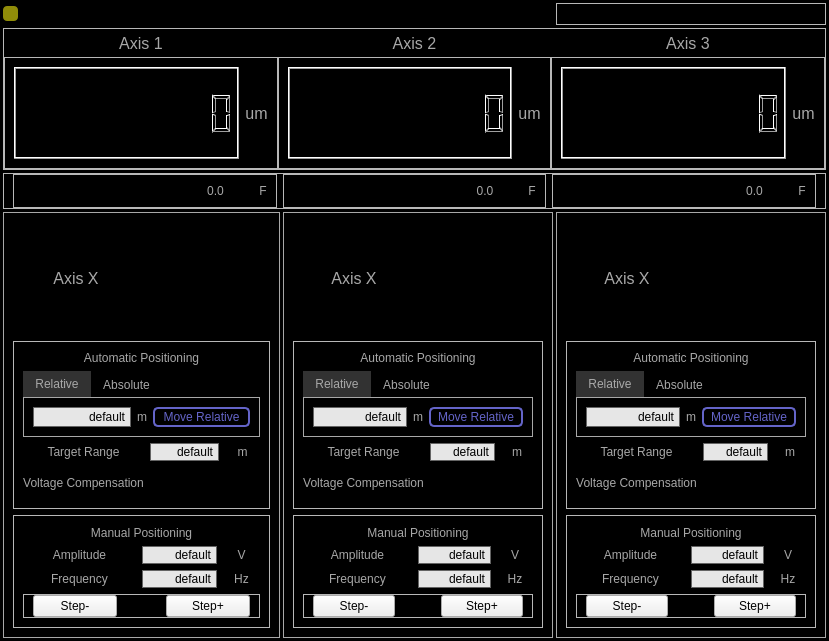
This is Scanner GUI/CoarseAttocubeControl/CoarseAttocubeControl.ui in afylab/nanoSQUID-Scanning-Software as Qt 5 draws it before an edit. The edited form follows.
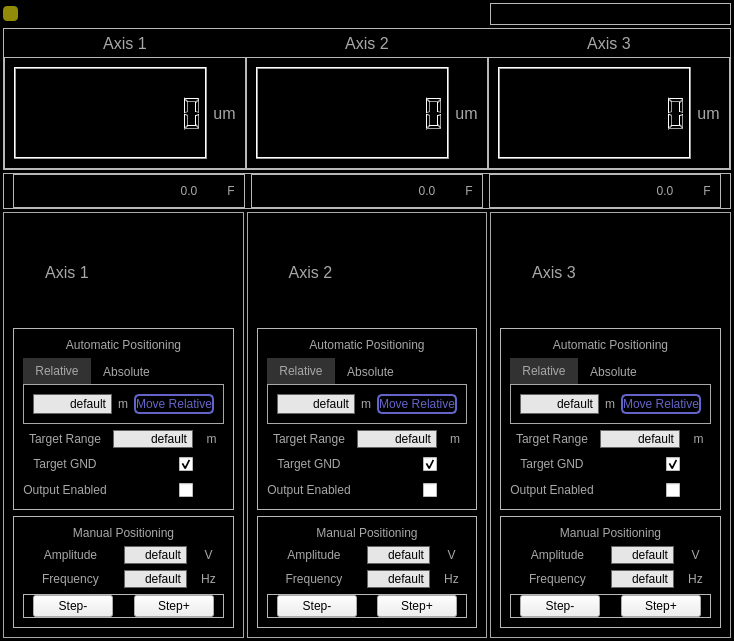
This is the edited form. Icons and pictures are not drawn.

```diff
--- a/Scanner GUI/CoarseAttocubeControl/CoarseAttocubeControl.ui
+++ b/Scanner GUI/CoarseAttocubeControl/CoarseAttocubeControl.ui
@@ -6,7 +6,7 @@
    <rect>
     <x>0</x>
     <y>0</y>
-    <width>829</width>
+    <width>734</width>
     <height>641</height>
    </rect>
   </property>
@@ -537,22 +537,7 @@
       <property name="frameShadow">
        <enum>QFrame::Raised</enum>
       </property>
-      <layout class="QGridLayout" name="gridLayout_8" rowstretch="2,3,2" columnstretch="1,1" columnminimumwidth="1,1">
-       <item row="0" column="0">
-        <widget class="QLabel" name="label_9">
-         <property name="font">
-          <font>
-           <pointsize>12</pointsize>
-          </font>
-         </property>
-         <property name="text">
-          <string>Axis X</string>
-         </property>
-         <property name="alignment">
-          <set>Qt::AlignCenter</set>
-         </property>
-        </widget>
-       </item>
+      <layout class="QGridLayout" name="gridLayout_8" rowstretch="2,0,0" columnstretch="1,1">
        <item row="0" column="1">
         <widget class="QPushButton" name="pushButton_Status_Axis1">
          <property name="sizePolicy">
@@ -574,6 +559,21 @@
          </property>
         </widget>
        </item>
+       <item row="0" column="0">
+        <widget class="QLabel" name="label_9">
+         <property name="font">
+          <font>
+           <pointsize>12</pointsize>
+          </font>
+         </property>
+         <property name="text">
+          <string>Axis 1</string>
+         </property>
+         <property name="alignment">
+          <set>Qt::AlignCenter</set>
+         </property>
+        </widget>
+       </item>
        <item row="1" column="0" colspan="2">
         <widget class="QFrame" name="frame_AutomaticPositioning_Axis1">
          <property name="layoutDirection">
@@ -585,7 +585,7 @@
          <property name="frameShadow">
           <enum>QFrame::Raised</enum>
          </property>
-         <layout class="QGridLayout" name="gridLayout_7" rowstretch="1,3,1,3" columnstretch="3,2,1">
+         <layout class="QGridLayout" name="gridLayout_7" rowstretch="1,0,0,0,0" columnstretch="3,2,1">
           <item row="0" column="0" colspan="3">
            <widget class="QLabel" name="label_11">
             <property name="text">
@@ -596,6 +596,25 @@
             </property>
            </widget>
           </item>
+          <item row="2" column="1">
+           <widget class="QLineEdit" name="lineEdit_TargetRange_Axis1">
+            <property name="sizePolicy">
+             <sizepolicy hsizetype="Preferred" vsizetype="Preferred">
+              <horstretch>0</horstretch>
+              <verstretch>0</verstretch>
+             </sizepolicy>
+            </property>
+            <property name="toolTip">
+             <string>Tolerance of declaring reach target. internal resolution 1 nm.</string>
+            </property>
+            <property name="text">
+             <string>default</string>
+            </property>
+            <property name="alignment">
+             <set>Qt::AlignRight|Qt::AlignTrailing|Qt::AlignVCenter</set>
+            </property>
+           </widget>
+          </item>
           <item row="1" column="0" colspan="3">
            <widget class="QTabWidget" name="tabWidget_AutomaticPositioning_Axis1">
             <property name="styleSheet">
@@ -745,73 +764,66 @@
             </widget>
            </widget>
           </item>
-          <item row="2" column="2">
-           <widget class="QLabel" name="label_4">
-            <property name="text">
-             <string>m</string>
-            </property>
-            <property name="alignment">
-             <set>Qt::AlignCenter</set>
-            </property>
-           </widget>
-          </item>
-          <item row="2" column="0">
-           <widget class="QLabel" name="label_15">
-            <property name="text">
-             <string>Target Range</string>
-            </property>
-            <property name="alignment">
-             <set>Qt::AlignCenter</set>
-            </property>
-           </widget>
-          </item>
-          <item row="2" column="1">
-           <widget class="QLineEdit" name="lineEdit_TargetRange_Axis1">
-            <property name="sizePolicy">
-             <sizepolicy hsizetype="Preferred" vsizetype="Preferred">
-              <horstretch>0</horstretch>
-              <verstretch>0</verstretch>
-             </sizepolicy>
-            </property>
-            <property name="toolTip">
-             <string>Tolerance of declaring reach target. internal resolution 1 nm.</string>
-            </property>
-            <property name="text">
-             <string>default</string>
-            </property>
-            <property name="alignment">
-             <set>Qt::AlignRight|Qt::AlignTrailing|Qt::AlignVCenter</set>
-            </property>
-           </widget>
-          </item>
           <item row="3" column="0">
            <widget class="QLabel" name="label_34">
             <property name="text">
-             <string>Voltage Compensation</string>
+             <string>Target GND</string>
             </property>
             <property name="alignment">
              <set>Qt::AlignCenter</set>
             </property>
            </widget>
           </item>
-          <item row="3" column="1" colspan="2">
-           <widget class="QPushButton" name="pushButton_Compensation_Axis1">
-            <property name="sizePolicy">
-             <sizepolicy hsizetype="Preferred" vsizetype="Preferred">
-              <horstretch>0</horstretch>
-              <verstretch>0</verstretch>
-             </sizepolicy>
+          <item row="2" column="0">
+           <widget class="QLabel" name="label_15">
+            <property name="text">
+             <string>Target Range</string>
             </property>
-            <property name="styleSheet">
-             <string notr="true">#pushButton_Compensation_Axis1{
-image:url(:/nSOTScanner/Pictures/MannotReachingForward.png);
-background: black;
-border: 0px solid rgb(95,107,166);
-}
-</string>
+            <property name="alignment">
+             <set>Qt::AlignCenter</set>
             </property>
+           </widget>
+          </item>
+          <item row="2" column="2">
+           <widget class="QLabel" name="label_4">
             <property name="text">
-             <string/>
+             <string>m</string>
+            </property>
+            <property name="alignment">
+             <set>Qt::AlignCenter</set>
+            </property>
+           </widget>
+          </item>
+          <item row="3" column="1">
+           <widget class="QCheckBox" name="checkBox_targetGND_Axis1">
+            <property name="layoutDirection">
+             <enum>Qt::RightToLeft</enum>
+            </property>
+            <property name="text">
+             <string>CheckBox</string>
+            </property>
+            <property name="checked">
+             <bool>true</bool>
+            </property>
+           </widget>
+          </item>
+          <item row="4" column="1">
+           <widget class="QCheckBox" name="checkBox_OutputEnabled_Axis1">
+            <property name="layoutDirection">
+             <enum>Qt::RightToLeft</enum>
+            </property>
+            <property name="text">
+             <string>CheckBox</string>
+            </property>
+           </widget>
+          </item>
+          <item row="4" column="0">
+           <widget class="QLabel" name="label_40">
+            <property name="text">
+             <string>Output Enabled</string>
+            </property>
+            <property name="alignment">
+             <set>Qt::AlignCenter</set>
             </property>
            </widget>
           </item>
@@ -1000,7 +1012,7 @@
           </font>
          </property>
          <property name="text">
-          <string>Axis X</string>
+          <string>Axis 2</string>
          </property>
          <property name="alignment">
           <set>Qt::AlignCenter</set>
@@ -1039,11 +1051,43 @@
          <property name="frameShadow">
           <enum>QFrame::Raised</enum>
          </property>
-         <layout class="QGridLayout" name="gridLayout_10" rowstretch="1,3,1,3" columnstretch="3,2,1">
-          <item row="0" column="0" colspan="3">
-           <widget class="QLabel" name="label_16">
+         <layout class="QGridLayout" name="gridLayout_10" rowstretch="1,3,1,3,0" columnstretch="3,2,1">
+          <item row="2" column="0">
+           <widget class="QLabel" name="label_20">
             <property name="text">
-             <string>Automatic Positioning</string>
+             <string>Target Range</string>
+            </property>
+            <property name="alignment">
+             <set>Qt::AlignCenter</set>
+            </property>
+           </widget>
+          </item>
+          <item row="2" column="1">
+           <widget class="QLineEdit" name="lineEdit_TargetRange_Axis2">
+            <property name="sizePolicy">
+             <sizepolicy hsizetype="Preferred" vsizetype="Preferred">
+              <horstretch>0</horstretch>
+              <verstretch>0</verstretch>
+             </sizepolicy>
+            </property>
+            <property name="toolTip">
+             <string>Tolerance of declaring reach target. internal resolution 1 nm.</string>
+            </property>
+            <property name="text">
+             <string>default</string>
+            </property>
+            <property name="alignment">
+             <set>Qt::AlignRight|Qt::AlignTrailing|Qt::AlignVCenter</set>
+            </property>
+           </widget>
+          </item>
+          <item row="3" column="0">
+           <widget class="QLabel" name="label_35">
+            <property name="toolTip">
+             <string>When selected, grounds DC voltage when target is reached to within the target range. </string>
+            </property>
+            <property name="text">
+             <string>Target GND</string>
             </property>
             <property name="alignment">
              <set>Qt::AlignCenter</set>
@@ -1209,63 +1253,49 @@
             </property>
            </widget>
           </item>
-          <item row="2" column="0">
-           <widget class="QLabel" name="label_20">
+          <item row="0" column="0" colspan="3">
+           <widget class="QLabel" name="label_16">
             <property name="text">
-             <string>Target Range</string>
+             <string>Automatic Positioning</string>
             </property>
             <property name="alignment">
              <set>Qt::AlignCenter</set>
             </property>
            </widget>
           </item>
-          <item row="2" column="1">
-           <widget class="QLineEdit" name="lineEdit_TargetRange_Axis2">
-            <property name="sizePolicy">
-             <sizepolicy hsizetype="Preferred" vsizetype="Preferred">
-              <horstretch>0</horstretch>
-              <verstretch>0</verstretch>
-             </sizepolicy>
+          <item row="3" column="1">
+           <widget class="QCheckBox" name="checkBox_targetGND_Axis2">
+            <property name="layoutDirection">
+             <enum>Qt::RightToLeft</enum>
             </property>
             <property name="toolTip">
              <string>Tolerance of declaring reach target. internal resolution 1 nm.</string>
             </property>
             <property name="text">
-             <string>default</string>
+             <string>CheckBox</string>
             </property>
-            <property name="alignment">
-             <set>Qt::AlignRight|Qt::AlignTrailing|Qt::AlignVCenter</set>
+            <property name="checked">
+             <bool>true</bool>
             </property>
            </widget>
           </item>
-          <item row="3" column="0">
-           <widget class="QLabel" name="label_35">
+          <item row="4" column="1">
+           <widget class="QCheckBox" name="checkBox_OutputEnabled_Axis2">
+            <property name="layoutDirection">
+             <enum>Qt::RightToLeft</enum>
+            </property>
             <property name="text">
-             <string>Voltage Compensation</string>
+             <string>CheckBox</string>
             </property>
-            <property name="alignment">
-             <set>Qt::AlignCenter</set>
-            </property>
            </widget>
           </item>
-          <item row="3" column="1" colspan="2">
-           <widget class="QPushButton" name="pushButton_Compensation_Axis2">
-            <property name="sizePolicy">
-             <sizepolicy hsizetype="Preferred" vsizetype="Preferred">
-              <horstretch>0</horstretch>
-              <verstretch>0</verstretch>
-             </sizepolicy>
-            </property>
-            <property name="styleSheet">
-             <string notr="true">#pushButton_Compensation_Axis2{
-image:url(:/nSOTScanner/Pictures/MannotReachingForward.png);
-background: black;
-border: 0px solid rgb(95,107,166);
-}
-</string>
-            </property>
+          <item row="4" column="0">
+           <widget class="QLabel" name="label_41">
             <property name="text">
-             <string/>
+             <string>Output Enabled</string>
+            </property>
+            <property name="alignment">
+             <set>Qt::AlignCenter</set>
             </property>
            </widget>
           </item>
@@ -1457,7 +1487,7 @@
           <string notr="true"/>
          </property>
          <property name="text">
-          <string>Axis X</string>
+          <string>Axis 3</string>
          </property>
          <property name="alignment">
           <set>Qt::AlignCenter</set>
@@ -1496,7 +1526,7 @@
          <property name="frameShadow">
           <enum>QFrame::Raised</enum>
          </property>
-         <layout class="QGridLayout" name="gridLayout_13" rowstretch="1,3,1,3" columnstretch="3,2,1">
+         <layout class="QGridLayout" name="gridLayout_13" rowstretch="1,3,1,3,0" columnstretch="3,2,1">
           <item row="0" column="0" colspan="3">
            <widget class="QLabel" name="label_27">
             <property name="text">
@@ -1656,16 +1686,6 @@
             </widget>
            </widget>
           </item>
-          <item row="2" column="2">
-           <widget class="QLabel" name="label_30">
-            <property name="text">
-             <string>m</string>
-            </property>
-            <property name="alignment">
-             <set>Qt::AlignCenter</set>
-            </property>
-           </widget>
-          </item>
           <item row="2" column="0">
            <widget class="QLabel" name="label_31">
             <property name="text">
@@ -1676,53 +1696,75 @@
             </property>
            </widget>
           </item>
-          <item row="2" column="1">
-           <widget class="QLineEdit" name="lineEdit_TargetRange_Axis3">
-            <property name="sizePolicy">
-             <sizepolicy hsizetype="Preferred" vsizetype="Preferred">
-              <horstretch>0</horstretch>
-              <verstretch>0</verstretch>
-             </sizepolicy>
-            </property>
-            <property name="toolTip">
-             <string>Tolerance of declaring reach target. internal resolution 1 nm.</string>
-            </property>
+          <item row="2" column="2">
+           <widget class="QLabel" name="label_30">
             <property name="text">
-             <string>default</string>
+             <string>m</string>
             </property>
             <property name="alignment">
-             <set>Qt::AlignRight|Qt::AlignTrailing|Qt::AlignVCenter</set>
+             <set>Qt::AlignCenter</set>
             </property>
            </widget>
           </item>
           <item row="3" column="0">
            <widget class="QLabel" name="label_36">
             <property name="text">
-             <string>Voltage Compensation</string>
+             <string>Target GND</string>
             </property>
             <property name="alignment">
              <set>Qt::AlignCenter</set>
             </property>
            </widget>
           </item>
-          <item row="3" column="1" colspan="2">
-           <widget class="QPushButton" name="pushButton_Compensation_Axis3">
+          <item row="2" column="1">
+           <widget class="QLineEdit" name="lineEdit_TargetRange_Axis3">
             <property name="sizePolicy">
              <sizepolicy hsizetype="Preferred" vsizetype="Preferred">
               <horstretch>0</horstretch>
               <verstretch>0</verstretch>
              </sizepolicy>
             </property>
-            <property name="styleSheet">
-             <string notr="true">#pushButton_Compensation_Axis3{
-image:url(:/nSOTScanner/Pictures/MannotReachingForward.png);
-background: black;
-border: 0px solid rgb(95,107,166);
-}
-</string>
+            <property name="toolTip">
+             <string>Tolerance of declaring reach target. internal resolution 1 nm.</string>
             </property>
             <property name="text">
-             <string/>
+             <string>default</string>
+            </property>
+            <property name="alignment">
+             <set>Qt::AlignRight|Qt::AlignTrailing|Qt::AlignVCenter</set>
+            </property>
+           </widget>
+          </item>
+          <item row="3" column="1">
+           <widget class="QCheckBox" name="checkBox_targetGND_Axis3">
+            <property name="layoutDirection">
+             <enum>Qt::RightToLeft</enum>
+            </property>
+            <property name="text">
+             <string>CheckBox</string>
+            </property>
+            <property name="checked">
+             <bool>true</bool>
+            </property>
+           </widget>
+          </item>
+          <item row="4" column="1">
+           <widget class="QCheckBox" name="checkBox_OutputEnabled_Axis3">
+            <property name="layoutDirection">
+             <enum>Qt::RightToLeft</enum>
+            </property>
+            <property name="text">
+             <string>CheckBox</string>
+            </property>
+           </widget>
+          </item>
+          <item row="4" column="0">
+           <widget class="QLabel" name="label_42">
+            <property name="text">
+             <string>Output Enabled</string>
+            </property>
+            <property name="alignment">
+             <set>Qt::AlignCenter</set>
             </property>
            </widget>
           </item>
```
Left out of the diff: 9 changed lines with no effect on the pictures.
